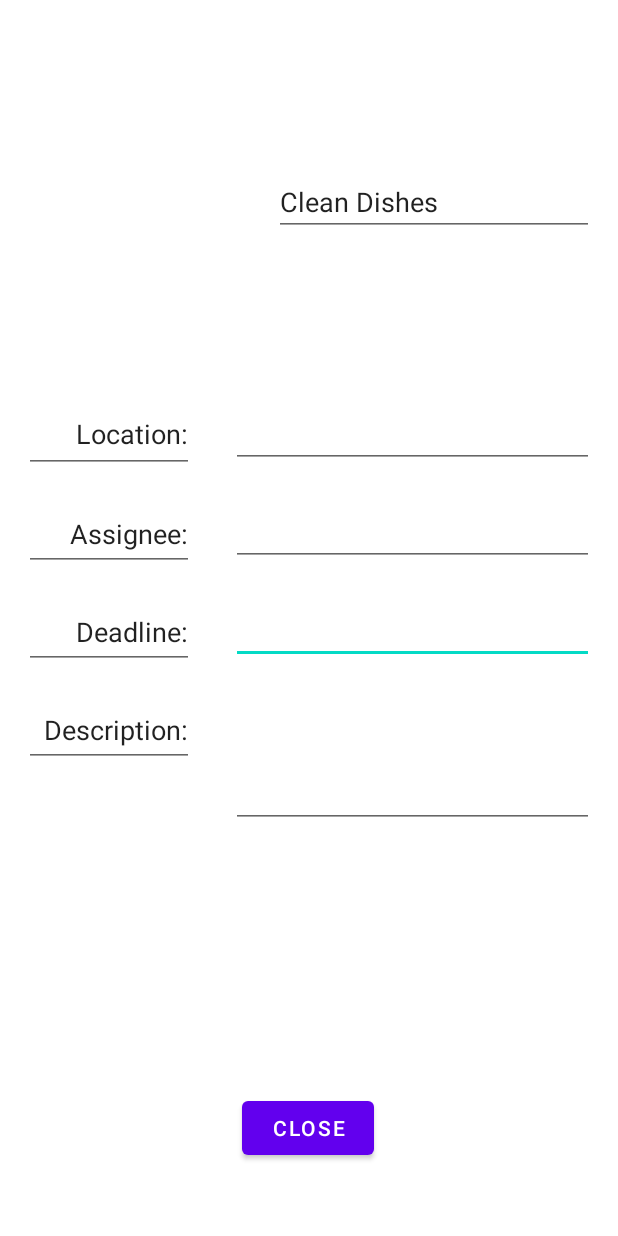
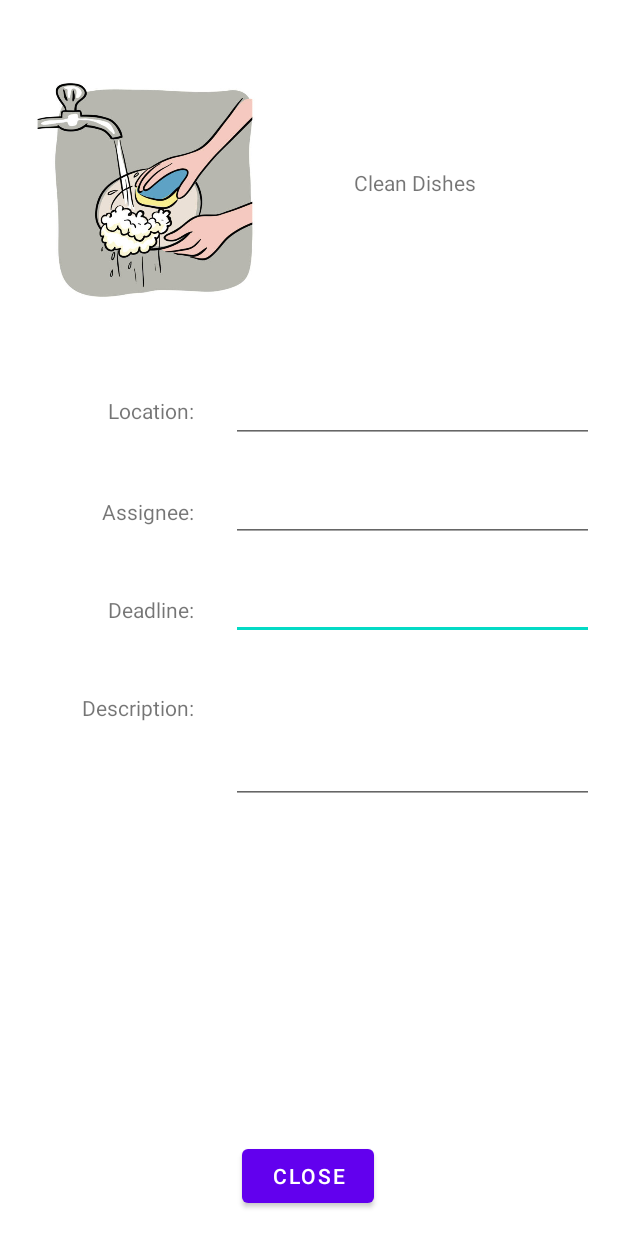
Before and after one commit to oegi00/ChoreChart, an Android app: the ChoreDetailsActivity screen opened directly, with no data from a screen before it, on a phone screen of 412 x 824 dp. Run offline under Robolectric (Android 15) with nearby library versions, the phone set to English and light mode, and no system bars.

Commit message:
Removes chore class and some changes to chore details

```diff
--- a/ChoreChart/app/src/main/java/com/example/chorechart/activities/AddingRoommatesActivity.java
+++ b/ChoreChart/app/src/main/java/com/example/chorechart/activities/AddingRoommatesActivity.java
@@ -86,7 +86,7 @@ public class AddingRoommatesActivity extends AppCompatActivity {
             String addingRoommatesActivityMessage = addingRoommatesActivityIntent.getStringExtra("userName");
             // To start a new Activity, uncomment the code below and enter the the name of the class to jump to. Remove this comment when finished.
 
-//            Intent homeScreenIntent = new Intent(this, Enter the Class Name);
+//            Intent homeScreenIntent = new Intent(this, ChoreDetailsActivity.class);
 //
 //            homeScreenIntent.putExtra("userName", addingRoommatesActivityMessage);
 //            homeScreenIntent.putExtra("roommate1", roommate1.getText().toString());
--- a/ChoreChart/app/src/main/res/layout/chore_details.xml
+++ b/ChoreChart/app/src/main/res/layout/chore_details.xml
@@ -15,7 +15,7 @@
         app:layout_constraintBaseline_toBaselineOf="@+id/chore_details_deadline"
         app:layout_constraintEnd_toEndOf="parent" />
 
-    <EditText
+    <TextView
         android:id="@+id/chore_details_deadline"
         android:layout_width="113dp"
         android:layout_height="49dp"
@@ -28,7 +28,7 @@
         app:layout_constraintStart_toStartOf="parent"
         app:layout_constraintTop_toBottomOf="@+id/chore_details_assignee" />
 
-    <EditText
+    <TextView
         android:id="@+id/chore_details_description"
         android:layout_width="113dp"
         android:layout_height="49dp"
@@ -49,9 +49,9 @@
         android:layout_marginTop="16dp"
         app:layout_constraintStart_toStartOf="parent"
         app:layout_constraintTop_toTopOf="parent"
-        tools:src="@drawable/cleaning_dishes" />
+        android:src="@drawable/cleaning_dishes" />
 
-    <EditText
+    <TextView
         android:id="@+id/chore_details_title"
         android:layout_width="wrap_content"
         android:layout_height="wrap_content"
@@ -63,12 +63,13 @@
         app:layout_constraintEnd_toEndOf="parent"
         app:layout_constraintTop_toTopOf="parent" />
 
-    <EditText
+    <TextView
         android:id="@+id/chore_details_location"
         android:layout_width="113dp"
         android:layout_height="51dp"
         android:layout_marginStart="16dp"
         android:layout_marginTop="264dp"
+        android:editable="false"
         android:ems="10"
         android:inputType="none|textPersonName"
         android:text="Location:"
@@ -86,12 +87,13 @@
         app:layout_constraintBaseline_toBaselineOf="@+id/chore_details_location"
         app:layout_constraintEnd_toEndOf="parent" />
 
-    <EditText
+    <TextView
         android:id="@+id/chore_details_assignee"
         android:layout_width="113dp"
         android:layout_height="49dp"
         android:layout_marginStart="16dp"
         android:layout_marginTop="16dp"
+        android:editable="false"
         android:ems="10"
         android:inputType="textPersonName"
         android:text="Assignee:"
@@ -124,7 +126,7 @@
         android:id="@+id/chore_details_save"
         android:layout_width="wrap_content"
         android:layout_height="wrap_content"
-        android:layout_marginBottom="48dp"
+        android:layout_marginBottom="16dp"
         android:text="Close"
         app:layout_constraintBottom_toBottomOf="parent"
         app:layout_constraintEnd_toEndOf="parent"
```
Also changed, not shown: ChoreChart/app/src/main/java/com/example/chorechart/models/Chore.java (deleted, +0 -52 lines).
